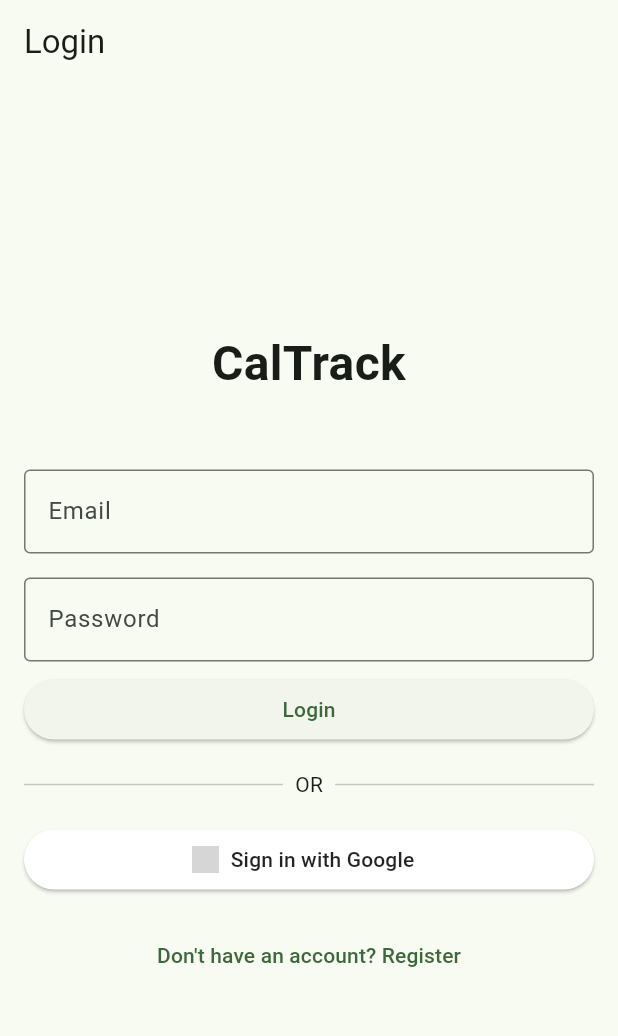
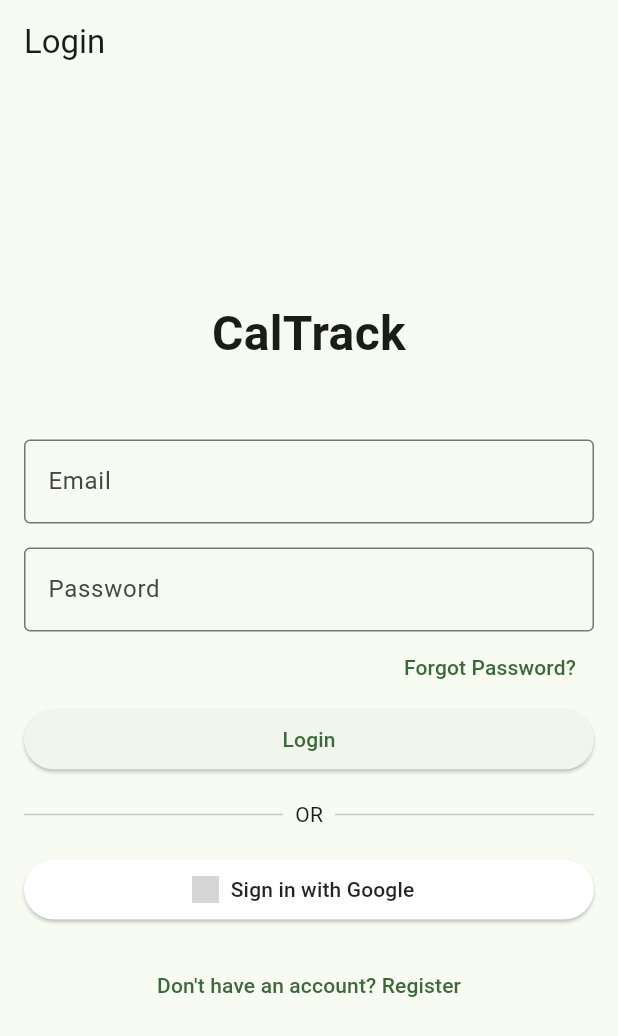
Before and after one commit to rithbennet/CalTrack, a Flutter app: the screen it shows after launch, on a phone screen of 412 x 824 dp. Shown: the top 1036 px of the screen. Run offline on Flutter 3.47's test engine with Material 3 defaults, Android fonts, the phone set to English and light mode, and no system bars; our stand-ins replace firebase_auth, firebase_core, flutter_dotenv, google_sign_in; accounts and stored records are empty; network calls fail; grey boxes are pictures that could not be loaded.

Commit message:
added forgot password

```diff
--- a/lib/screens/auth/login_screen.dart
+++ b/lib/screens/auth/login_screen.dart
@@ -15,7 +15,9 @@ class _LoginScreenState extends State<LoginScreen> {
   final _passwordController = TextEditingController();
   bool _isLoading = false;
   bool _isGoogleLoading = false;
+  bool _isResetLoading = false;
   String _errorMessage = '';
+  String _successMessage = '';
   final AuthService _authService = AuthService();
 
   @override
@@ -74,6 +76,41 @@ class _LoginScreenState extends State<LoginScreen> {
     }
   }
 
+  Future<void> _resetPassword() async {
+    // Check if email is provided
+    final email = _emailController.text.trim();
+    if (email.isEmpty) {
+      setState(() {
+        _errorMessage = 'Please enter your email address to reset password';
+        _successMessage = '';
+      });
+      return;
+    }
+
+    setState(() {
+      _isResetLoading = true;
+      _errorMessage = '';
+      _successMessage = '';
+    });
+
+    try {
+      await _authService.resetPassword(email);
+      setState(() {
+        _successMessage = 'Password reset email sent to $email';
+      });
+    } catch (e) {
+      setState(() {
+        _errorMessage = e.toString();
+      });
+    } finally {
+      if (mounted) {
+        setState(() {
+          _isResetLoading = false;
+        });
+      }
+    }
+  }
+
   @override
   Widget build(BuildContext context) {
     return Scaffold(
@@ -121,13 +158,34 @@ class _LoginScreenState extends State<LoginScreen> {
                   return null;
                 },
               ),
-              const SizedBox(height: 8.0),
+              Align(
+                alignment: Alignment.centerRight,
+                child: TextButton(
+                  onPressed: _isResetLoading ? null : _resetPassword,
+                  child:
+                      _isResetLoading
+                          ? const SizedBox(
+                            height: 15,
+                            width: 15,
+                            child: CircularProgressIndicator(strokeWidth: 2.0),
+                          )
+                          : const Text('Forgot Password?'),
+                ),
+              ),
               if (_errorMessage.isNotEmpty)
                 Padding(
                   padding: const EdgeInsets.only(bottom: 8.0),
                   child: Text(
                     _errorMessage,
                     style: const TextStyle(color: Colors.red),
+                  ),
+                ),
+              if (_successMessage.isNotEmpty)
+                Padding(
+                  padding: const EdgeInsets.only(bottom: 8.0),
+                  child: Text(
+                    _successMessage,
+                    style: const TextStyle(color: Colors.green),
                   ),
                 ),
               ElevatedButton(
```
Also changed, not shown: lib/services/auth_service.dart (+9 -0 lines).
